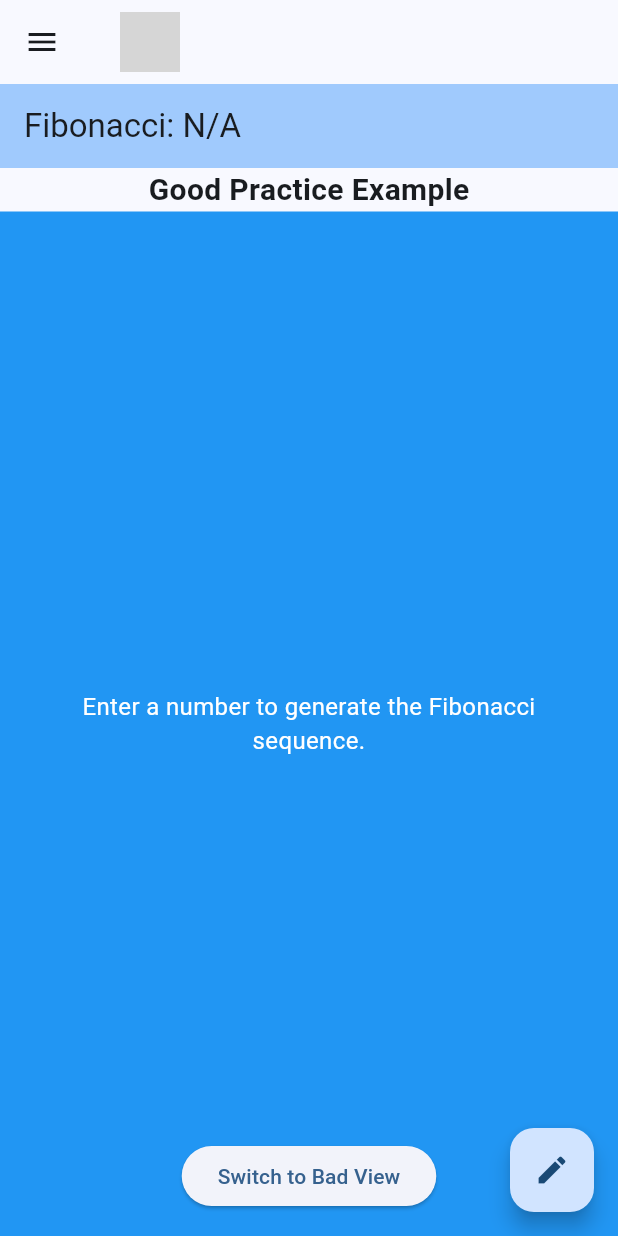
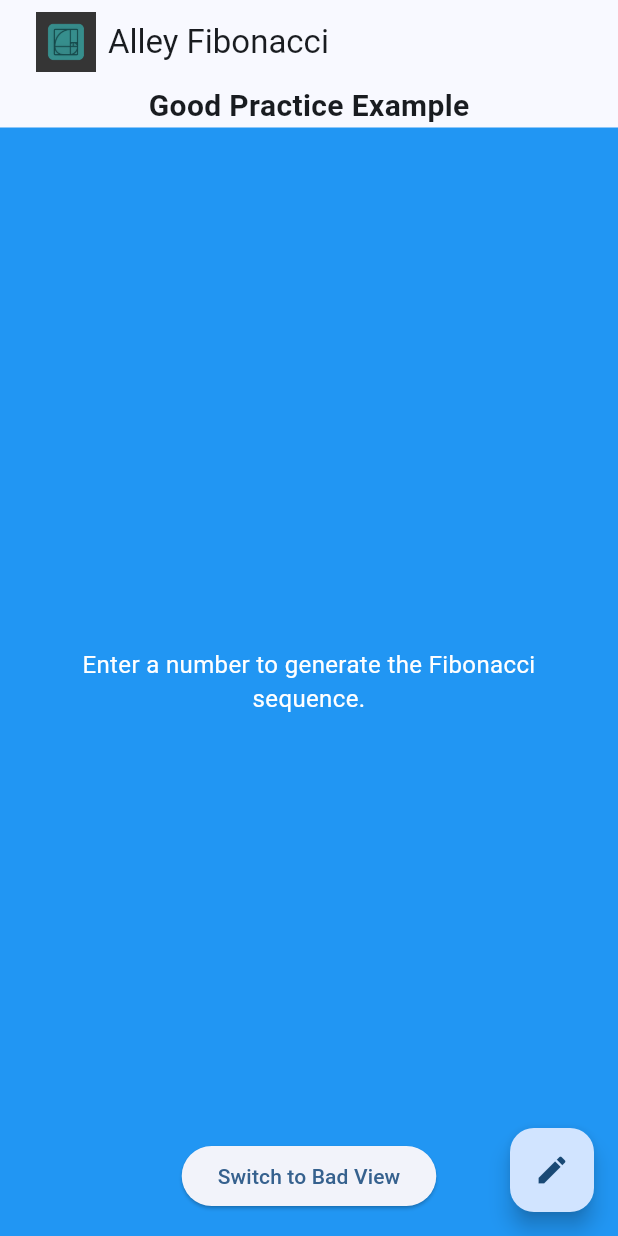
Before and after one commit to alleylopez/alley-fibonacci, a Flutter app: the screen it shows after launch, on a phone screen of 412 x 824 dp. Run offline on Flutter 3.47's test engine with Material 3 defaults, Android fonts, the phone set to English and light mode, and no system bars; our stand-ins replace dio, flutter_dotenv; grey boxes are pictures that could not be loaded.

Commit message:
fix: web - ios - android

```diff
--- a/lib/main.dart
+++ b/lib/main.dart
@@ -14,57 +14,12 @@ class MyApp extends StatelessWidget {
   @override
   Widget build(BuildContext context) {
     return MaterialApp(
+      debugShowCheckedModeBanner: false,
       title: 'Flutter Demo',
       theme: ThemeData(
         colorScheme: ColorScheme.fromSeed(seedColor: Colors.blue),
       ),
-      home: Scaffold(
-        appBar: AppBar(
-          title: Builder(
-            builder: (context) {
-              return IconButton(
-                icon: Image.asset(
-                  'assets/images/fibonacci_logo.png',
-                  height: 40,
-                ),
-                onPressed: () {
-                  Scaffold.of(context).openDrawer();
-                },
-              );
-            },
-          ),
-        ),
-        drawer: Drawer(
-          child: ListView(
-            padding: EdgeInsets.zero,
-            children: [
-              const DrawerHeader(
-                decoration: BoxDecoration(color: Colors.blue),
-                child: Text('Mathematical Concepts'),
-              ),
-              ListTile(
-                title: const Text('Fibonacci'),
-                onTap: () {
-                  Navigator.pop(context);
-                },
-              ),
-              ListTile(
-                title: const Text("Euler's Constant"),
-                onTap: () {
-                  Navigator.pop(context);
-                },
-              ),
-              ListTile(
-                title: const Text('Pi'),
-                onTap: () {
-                  Navigator.pop(context);
-                },
-              ),
-            ],
-          ),
-        ),
-        body: const FibonacciHolder(title: 'Flutter Demo Home Page'),
-      ),
+      home: const FibonacciHolder(title: 'Flutter Demo Home Page'),
     );
   }
 }
--- a/lib/src/avr_surface/avr_surface.dart
+++ b/lib/src/avr_surface/avr_surface.dart
@@ -152,7 +152,7 @@ class _AvrSurfaceState extends State<AvrSurface> {
         textAlign: TextAlign.center,
       );
     }
-    if (_fibonacciMap.isEmpty) {
+    if (_fibonacciMap.isEmpty || _fibonacciMap['sequence'] == null) {
       return const Text(
         'Enter a number to generate the Fibonacci sequence.',
         style: TextStyle(color: Colors.white, fontSize: 16),
@@ -160,13 +160,13 @@ class _AvrSurfaceState extends State<AvrSurface> {
       );
     }
 
-    final sequence = _fibonacciMap['sequence'] as List<dynamic>? ?? [];
+    final sequence = _fibonacciMap['sequence'] as List<dynamic>;
     return ListView.builder(
       itemCount: sequence.length,
       itemBuilder: (context, index) {
         return ListTile(
           title: Text(
-            sequence[index].toString(),
+            'Key: $index, Value: ${sequence[index]}',
             style: const TextStyle(color: Colors.white),
           ),
         );
--- a/lib/src/bad_surface/bad_surface.dart
+++ b/lib/src/bad_surface/bad_surface.dart
@@ -80,7 +80,7 @@ class _BadSurfaceState extends State<BadSurface> {
               itemCount: _fibonacciList.length,
               itemBuilder: (context, index) => ListTile(
                 title: Text(
-                  _fibonacciList[index].toString(),
+                  'Index: $index, Value: ${_fibonacciList[index]}',
                   style: const TextStyle(color: Colors.white),
                 ),
               ),
--- a/lib/src/fibonacci_holder.dart
+++ b/lib/src/fibonacci_holder.dart
@@ -1,5 +1,5 @@
 import 'package:flutter/material.dart';
-import 'package:alley_fibonacci/src/switch_surface.dart'; // Ajusta según ruta correcta
+import 'package:alley_fibonacci/src/switch_surface.dart'; // Adjust the path accordingly
 
 class FibonacciHolder extends StatefulWidget {
   const FibonacciHolder({super.key, required this.title});
@@ -23,13 +23,13 @@ class _FibonacciHolderState extends State<FibonacciHolder> {
       context: context,
       builder: (BuildContext context) {
         return AlertDialog(
-          title: const Text('Ingrese un Número'),
+          title: const Text('Enter a Number'),
           content: TextField(
             controller: controller,
             keyboardType: TextInputType.number,
             autofocus: true,
             decoration: const InputDecoration(
-              hintText: "Número entre 1 y 1000",
+              hintText: "Number between 1 and 1000",
             ),
           ),
           actions: [
@@ -50,7 +50,7 @@ class _FibonacciHolderState extends State<FibonacciHolder> {
               onPressed: () {
                 Navigator.of(context).pop();
               },
-              child: const Text('Cancelar'),
+              child: const Text('Cancel'),
             ),
           ],
         );
@@ -62,18 +62,48 @@ class _FibonacciHolderState extends State<FibonacciHolder> {
   Widget build(BuildContext context) {
     return Scaffold(
       appBar: AppBar(
-        backgroundColor: Theme.of(context).colorScheme.inversePrimary,
-        title: Text('Fibonacci: ${_inputNumber ?? 'N/A'}'),
+        automaticallyImplyLeading: false,
+        title: Builder(
+          builder: (context) {
+            return Row(
+              children: [
+                IconButton(
+                  icon: Image.asset(
+                    'assets/images/fibonacci_logo.png',
+                    height: 40,
+                  ),
+                  onPressed: () {
+                    Scaffold.of(context).openDrawer();
+                  },
+                ),
+                Text(
+                  'Alley Fibonacci${_inputNumber != null ? ': $_inputNumber' : ''}',
+                ),
+              ],
+            );
+          },
+        ),
+      ),
+      drawer: Drawer(
+        child: ListView(
+          padding: EdgeInsets.zero,
+          children: [
+            const DrawerHeader(
+              decoration: BoxDecoration(color: Colors.blue),
+              child: Text('Mathematical Concepts'),
+            ),
+            ListTile(title: const Text('Fibonacci')),
+            ListTile(title: const Text("Euler's Constant")),
+            ListTile(title: const Text('Pi')),
+          ],
+        ),
       ),
       body: Center(
-        child: SwitchResponsive(
-          number: _inputNumber,
-          activated: _activated,
-        ),
+        child: SwitchResponsive(number: _inputNumber, activated: _activated),
       ),
       floatingActionButton: FloatingActionButton(
         onPressed: _showNumberInputDialog,
-        tooltip: 'Ingresar Número',
+        tooltip: 'Enter Number',
         child: const Icon(Icons.edit),
       ),
     );
--- a/pubspec.yaml
+++ b/pubspec.yaml
@@ -36,6 +36,7 @@ dependencies:
   cupertino_icons: ^1.0.8
   dio: ^5.8.0+1
   flutter_dotenv: ^5.2.1
+  firebase_core: ^4.0.0
 
 dev_dependencies:
   flutter_test:
@@ -62,6 +63,7 @@ flutter:
   # To add assets to your application, add an assets section, like this:
   assets:
     - assets/images/
+    - .env
 
   # An image asset can refer to one or more resolution-specific "variants", see
   # https://flutter.dev/to/resolution-aware-images
```
Also changed, not shown: apphosting.yaml (added, +23 -0 lines), assets/images/fibonacci_logo.png (added), assets/images/holder.png (deleted), firebase.json (added), pubspec.lock, 10 other files.
